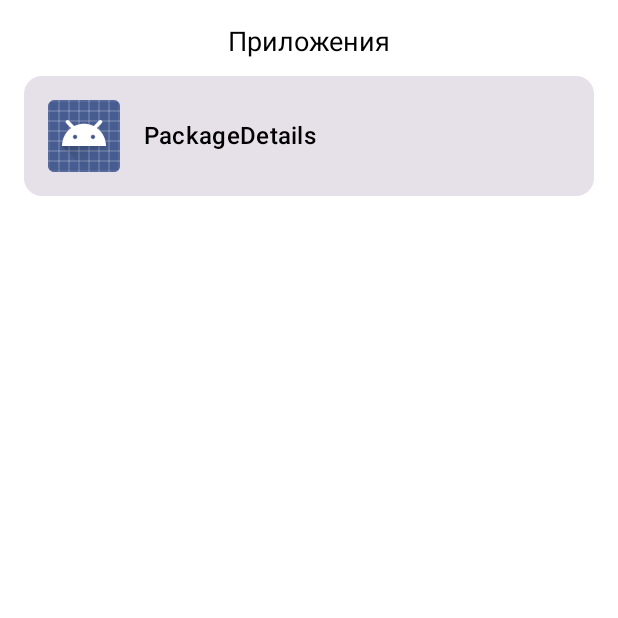
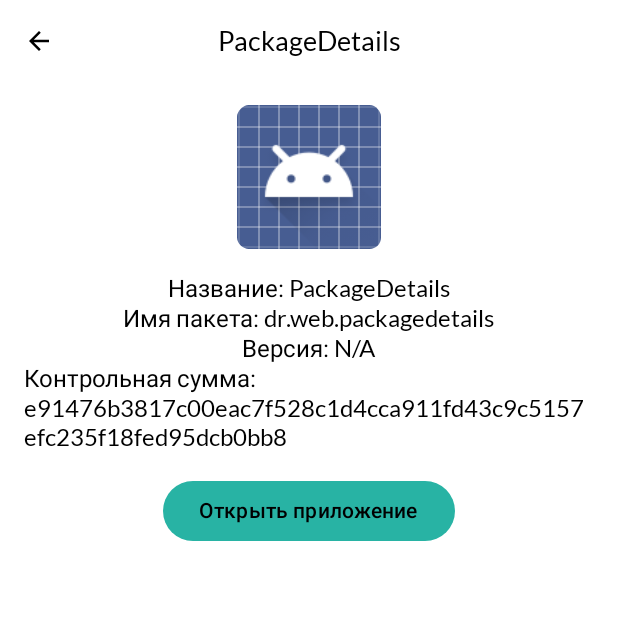
Before and after one commit to Pe4enKaa/package-details, an Android app built with Jetpack Compose: the screen it shows after launch (MainActivity), after a tap on "PackageDetails", on a phone screen of 412 x 824 dp, the top half of it. Run offline under Robolectric (Android 15) with nearby library versions, the phone set to English and light mode, and no system bars; our stand-ins replace Dagger/Hilt's generated code, accompanist.

Commit message:
feat(app_detail): Add app detail screen with package info

```diff
--- /dev/null
+++ b/app/src/main/java/dr/web/packagedetails/data/app_detail/AppDetailModule.kt
@@ -0,0 +1,21 @@
+package dr.web.packagedetails.data.app_detail
+
+import android.content.Context
+import dagger.Module
+import dagger.Provides
+import dagger.hilt.InstallIn
+import dagger.hilt.android.qualifiers.ApplicationContext
+import dagger.hilt.components.SingletonComponent
+import dr.web.packagedetails.data.app_detail.repository.AppDetailRepositoryImpl
+import dr.web.packagedetails.domain.app_detail.repository.AppDetailRepository
+import javax.inject.Singleton
+
+@Module
+@InstallIn(SingletonComponent::class)
+class AppDetailModule {
+    @Singleton
+    @Provides
+    fun provideAppDetailRepository(
+        @ApplicationContext context: Context,
+    ): AppDetailRepository = AppDetailRepositoryImpl(context)
+}
--- /dev/null
+++ b/app/src/main/java/dr/web/packagedetails/data/app_detail/repository/AppDetailRepositoryImpl.kt
@@ -0,0 +1,87 @@
+package dr.web.packagedetails.data.app_detail.repository
+
+import android.content.Context
+import android.content.pm.PackageManager
+import android.os.Build
+import dagger.hilt.android.qualifiers.ApplicationContext
+import dr.web.packagedetails.domain.app_detail.model.AppDetail
+import dr.web.packagedetails.domain.app_detail.repository.AppDetailRepository
+import dr.web.packagedetails.domain.common.core.DataState
+import dr.web.packagedetails.domain.common.core.ProgressBarState
+import dr.web.packagedetails.domain.common.utils.handleLocalException
+import kotlinx.coroutines.flow.Flow
+import kotlinx.coroutines.flow.flow
+import java.io.File
+import java.security.MessageDigest
+import javax.inject.Inject
+
+class AppDetailRepositoryImpl
+@Inject
+constructor(
+    @ApplicationContext private val context: Context,
+): AppDetailRepository{
+    override fun getAppDetailInfo(packageName: String): Flow<DataState<AppDetail>> =
+        flow {
+            emit(DataState.Loading(progressBarState = ProgressBarState.ScreenLoading))
+            try {
+                val packageManager = context.packageManager
+
+                val packageInfo = if (Build.VERSION.SDK_INT >= Build.VERSION_CODES.TIRAMISU) {
+                    packageManager.getPackageInfo(packageName, PackageManager.PackageInfoFlags.of(0L))
+                } else {
+                    @Suppress("DEPRECATION")
+                    packageManager.getPackageInfo(packageName, 0)
+                }
+
+                val appName = packageInfo.applicationInfo?.loadLabel(packageManager).toString()
+                val appIcon = packageInfo.applicationInfo?.loadIcon(packageManager)
+                val versionName = packageInfo.versionName ?: "N/A"
+                val sourceDir = packageInfo.applicationInfo?.sourceDir
+
+                val apkHash = sourceDir?.let { calculateApkHash(it) }
+
+                if (appIcon != null) {
+                    val appDetail = AppDetail(
+                        name = appName,
+                        icon = appIcon,
+                        packageName = packageName,
+                        versionName = versionName,
+                        apkHash = apkHash
+                    )
+                    emit(DataState.Data(appDetail))
+                } else {
+                    emit(handleLocalException(Exception(), "Не удалось загрузить иконку приложения"))
+                }
+
+            } catch (e: PackageManager.NameNotFoundException) {
+                emit(handleLocalException(e, "Приложение не найдено"))
+            } catch (e: Exception) {
+                emit(handleLocalException(e, "Ошибка при получении подробной информации"))
+            } finally {
+                emit(DataState.Loading(progressBarState = ProgressBarState.Idle))
+            }
+
+        }
+
+    private fun calculateApkHash(sourceDir: String): String {
+        val file = File(sourceDir)
+        if (!file.exists()) {
+            return "Файл не найден"
+        }
+
+        return try {
+            val digest = MessageDigest.getInstance("SHA-256")
+            file.inputStream().use { inputStream ->
+                val buffer = ByteArray(DEFAULT_BUFFER_SIZE)
+                var bytesRead = inputStream.read(buffer)
+                while (bytesRead != -1) {
+                    digest.update(buffer, 0, bytesRead)
+                    bytesRead = inputStream.read(buffer)
+                }
+            }
+            digest.digest().joinToString("") { "%02x".format(it) }
+        } catch (e: Exception) {
+            "Ошибка вычисления хеша"
+        }
+    }
+}
--- /dev/null
+++ b/app/src/main/java/dr/web/packagedetails/domain/app_detail/model/AppDetail.kt
@@ -0,0 +1,11 @@
+package dr.web.packagedetails.domain.app_detail.model
+
+import android.graphics.drawable.Drawable
+
+data class AppDetail(
+    val name: String,
+    val icon: Drawable,
+    val packageName: String,
+    val versionName: String,
+    val apkHash: String? = null
+)
--- /dev/null
+++ b/app/src/main/java/dr/web/packagedetails/domain/app_detail/repository/AppDetailRepository.kt
@@ -0,0 +1,10 @@
+package dr.web.packagedetails.domain.app_detail.repository
+
+import dr.web.packagedetails.domain.app_detail.model.AppDetail
+import dr.web.packagedetails.domain.common.core.DataState
+import kotlinx.coroutines.flow.Flow
+
+interface AppDetailRepository {
+
+    fun getAppDetailInfo(packageName: String): Flow<DataState<AppDetail>>
+}
--- /dev/null
+++ b/app/src/main/java/dr/web/packagedetails/domain/app_detail/use_case/GetAppDetailInfoUseCase.kt
@@ -0,0 +1,10 @@
+package dr.web.packagedetails.domain.app_detail.use_case
+
+import dr.web.packagedetails.domain.app_detail.repository.AppDetailRepository
+import javax.inject.Inject
+
+class GetAppDetailInfoUseCase
+@Inject
+constructor(private val repository: AppDetailRepository) {
+    operator fun invoke(packageName: String) = repository.getAppDetailInfo(packageName)
+}
--- a/app/src/main/java/dr/web/packagedetails/presentation/PackageDetailsApplication.kt
+++ b/app/src/main/java/dr/web/packagedetails/presentation/PackageDetailsApplication.kt
@@ -5,4 +5,9 @@ import dagger.hilt.android.HiltAndroidApp
 
 @HiltAndroidApp
 class PackageDetailsApplication: Application() {
+    // Вместо QUERY_ALL_PACKAGES используем <queries>, чтобы:
+    // 1. Повысить безопасность и приватность, ограничивая видимость других приложений.
+    // 2. Соответствовать требованиям Google Play (API 30+).
+    // 3. Улучшить производительность, так как система предоставляет только нужные Intent-ы.
+    // Это рекомендуемый и более современный подход.
 }
--- a/app/src/main/java/dr/web/packagedetails/presentation/ui/compose/custom_components/AppCard.kt
+++ b/app/src/main/java/dr/web/packagedetails/presentation/ui/compose/custom_components/AppCard.kt
@@ -24,7 +24,7 @@ fun AppCard(app: AppInfo, onAppClick: (String) -> Unit) {
         modifier = Modifier
             .fillMaxWidth()
             .padding(horizontal = 16.dp, vertical = 8.dp)
-            .clickable { onAppClick(app.name) }
+            .clickable { onAppClick(app.packageName) }
     ) {
         Row(
             modifier = Modifier
--- a/app/src/main/java/dr/web/packagedetails/presentation/ui/compose/custom_components/DefaultScreenUI.kt
+++ b/app/src/main/java/dr/web/packagedetails/presentation/ui/compose/custom_components/DefaultScreenUI.kt
@@ -2,10 +2,8 @@ package dr.web.packagedetails.presentation.ui.compose.custom_components
 
 import android.util.Log
 import androidx.compose.foundation.background
-import androidx.compose.foundation.layout.Arrangement
 import androidx.compose.foundation.layout.Box
 import androidx.compose.foundation.layout.PaddingValues
-import androidx.compose.foundation.layout.Row
 import androidx.compose.foundation.layout.fillMaxSize
 import androidx.compose.foundation.layout.fillMaxWidth
 import androidx.compose.foundation.layout.padding
@@ -20,10 +18,12 @@ import androidx.compose.runtime.remember
 import androidx.compose.ui.Alignment
 import androidx.compose.ui.Modifier
 import androidx.compose.ui.graphics.Color
+import androidx.compose.ui.graphics.vector.ImageVector
+import androidx.compose.ui.text.style.TextAlign
 import androidx.compose.ui.text.style.TextOverflow
 import androidx.compose.ui.unit.dp
+import dr.web.packagedetails.domain.common.core.ProgressBarState
 import dr.web.packagedetails.domain.common.core.UIComponent
-import dr.web.packagedetails.domain.common.core.ProgressBarState
 import dr.web.packagedetails.domain.common.utils.getContrastTextColor
 import kotlinx.coroutines.flow.Flow
 import kotlinx.coroutines.flow.MutableSharedFlow
@@ -34,6 +34,8 @@ fun DefaultScreenUI(
     progressBarState: ProgressBarState = ProgressBarState.Idle,
     titleToolbar: String? = null,
     colorToolbar: Color? = null,
+    startIconToolbar: ImageVector? = null,
+    onClickStartIconToolbar: (() -> Unit) = {},
     content: @Composable (PaddingValues) -> Unit,
 ) {
 
@@ -42,26 +44,29 @@ fun DefaultScreenUI(
     Scaffold(
         topBar = {
             if (titleToolbar != null) {
-                Row(
+                Box(
                     modifier = Modifier
                         .fillMaxWidth()
-                        .padding(start = 16.dp, end = 16.dp, top = 16.dp, bottom = 4.dp),
-                    verticalAlignment = Alignment.CenterVertically,
-                    horizontalArrangement = Arrangement.Center,
+                        .padding(horizontal = 16.dp, vertical = 16.dp)
                 ) {
-                    Row(
-                        verticalAlignment = Alignment.CenterVertically,
-                    ) {
-                        Text(
-                            titleToolbar,
-                            style = MaterialTheme.typography.titleLarge,
-                            color = getContrastTextColor(
-                                colorToolbar ?: MaterialTheme.colorScheme.primary
-                            ),
-                            maxLines = 1,
-                            overflow = TextOverflow.Ellipsis
+                    if (startIconToolbar != null) {
+                        IconButton(
+                            imageVector = startIconToolbar,
+                            containerColor = Color.White,
+                            onClick = onClickStartIconToolbar,
+                            modifier = Modifier.align(Alignment.CenterStart)
                         )
                     }
+
+                    Text(
+                        text = titleToolbar,
+                        style = MaterialTheme.typography.titleLarge,
+                        color = getContrastTextColor(colorToolbar ?: MaterialTheme.colorScheme.primary),
+                        maxLines = 1,
+                        overflow = TextOverflow.Ellipsis,
+                        modifier = Modifier.align(Alignment.Center),
+                        textAlign = TextAlign.Center
+                    )
                 }
             }
         },
--- /dev/null
+++ b/app/src/main/java/dr/web/packagedetails/presentation/ui/compose/custom_components/IconButton.kt
@@ -0,0 +1,39 @@
+package dr.web.packagedetails.presentation.ui.compose.custom_components
+
+import androidx.compose.foundation.layout.Box
+import androidx.compose.foundation.layout.fillMaxSize
+import androidx.compose.foundation.layout.size
+import androidx.compose.material3.Card
+import androidx.compose.material3.CardDefaults
+import androidx.compose.material3.Icon
+import androidx.compose.runtime.Composable
+import androidx.compose.ui.Alignment
+import androidx.compose.ui.Modifier
+import androidx.compose.ui.graphics.vector.ImageVector
+import androidx.compose.ui.unit.dp
+import dr.web.packagedetails.domain.common.utils.getContrastTextColor
+import dr.web.packagedetails.presentation.ui.theme.CustomCardColorsTheme
+
+@Composable
+fun IconButton(
+    modifier : Modifier = Modifier,
+    imageVector: ImageVector,
+    containerColor: androidx.compose.ui.graphics.Color,
+    onClick: () -> Unit
+) {
+    Card(
+        modifier = modifier.size(20.dp),
+        colors = CustomCardColorsTheme(containerColor, getContrastTextColor(containerColor)),
+        elevation = CardDefaults.cardElevation(0.dp),
+        onClick = {
+            onClick()
+        }
+    ) {
+        Box(
+            modifier = Modifier.fillMaxSize(),
+            contentAlignment = Alignment.Center
+        ) {
+            Icon(imageVector, null)
+        }
+    }
+}
--- /dev/null
+++ b/app/src/main/java/dr/web/packagedetails/presentation/ui/compose/main/app_detail/AppDetailNav.kt
@@ -0,0 +1,39 @@
+package dr.web.packagedetails.presentation.ui.compose.main.app_detail
+
+import androidx.compose.foundation.layout.fillMaxSize
+import androidx.compose.runtime.Composable
+import androidx.compose.runtime.LaunchedEffect
+import androidx.compose.ui.Modifier
+import androidx.hilt.navigation.compose.hiltViewModel
+import androidx.navigation.compose.NavHost
+import androidx.navigation.compose.composable
+import androidx.navigation.compose.rememberNavController
+import dr.web.packagedetails.presentation.ui.compose.main.app_detail.view_model.AppDetailEvent
+import dr.web.packagedetails.presentation.ui.compose.main.app_detail.view_model.AppDetailViewModel
+import dr.web.packagedetails.presentation.ui.navigation.AppDetailNavigation
+
+@Composable
+fun AppDetailNav(
+    packageName: String,
+    popUp: () -> Unit
+) {
+    val navigator = rememberNavController()
+    NavHost(
+        startDestination = AppDetailNavigation.AppDetail,
+        navController = navigator,
+        modifier = Modifier.fillMaxSize(),
+    ) {
+        composable<AppDetailNavigation.AppDetail> {
+            val viewModel: AppDetailViewModel = hiltViewModel()
+            LaunchedEffect(Unit) {
+                viewModel.onTriggerEvent(AppDetailEvent.GetDetailAppInfo(packageName))
+            }
+            AppDetailScreen(
+                state = viewModel.state.value,
+                events = viewModel::onTriggerEvent,
+                errors = viewModel.errors,
+                popUp = popUp
+            )
+        }
+    }
+}
--- /dev/null
+++ b/app/src/main/java/dr/web/packagedetails/presentation/ui/compose/main/app_detail/AppDetailScreen.kt
@@ -0,0 +1,82 @@
+package dr.web.packagedetails.presentation.ui.compose.main.app_detail
+
+import androidx.compose.foundation.Image
+import androidx.compose.foundation.layout.*
+import androidx.compose.material.icons.Icons
+import androidx.compose.material.icons.automirrored.filled.ArrowBack
+import androidx.compose.material3.Button
+import androidx.compose.material3.Text
+import androidx.compose.runtime.Composable
+import androidx.compose.runtime.LaunchedEffect
+import androidx.compose.runtime.remember
+import androidx.compose.ui.Alignment
+import androidx.compose.ui.Modifier
+import androidx.compose.ui.platform.LocalContext
+import androidx.compose.ui.unit.dp
+import coil.compose.AsyncImage
+import dr.web.packagedetails.domain.common.core.ProgressBarState
+import dr.web.packagedetails.domain.common.core.UIComponent
+import dr.web.packagedetails.presentation.ui.compose.custom_components.DefaultScreenUI
+import dr.web.packagedetails.presentation.ui.compose.main.app_detail.view_model.AppDetailEvent
+import dr.web.packagedetails.presentation.ui.compose.main.app_detail.view_model.AppDetailState
+import kotlinx.coroutines.flow.Flow
+
+@Composable
+fun AppDetailScreen(
+    state: AppDetailState,
+    errors: Flow<UIComponent>,
+    events: (AppDetailEvent) -> Unit,
+    popUp: () -> Unit
+) {
+    val context = LocalContext.current
+    DefaultScreenUI(
+        errors = errors,
+        progressBarState = state.progressBarState,
+        titleToolbar = state.appDetail?.name ?: "Приложение",
+        startIconToolbar = Icons.AutoMirrored.Filled.ArrowBack,
+        onClickStartIconToolbar = {popUp()}
+    ) {
+        Box(
+            modifier = Modifier
+                .fillMaxSize()
+                ,
+            contentAlignment = Alignment.TopCenter,
+        ) {
+            if (state.progressBarState is ProgressBarState.Idle) {
+                state.appDetail?.let { app ->
+                    Column(
+                        horizontalAlignment = Alignment.CenterHorizontally,
+                        verticalArrangement = Arrangement.Center,
+                        modifier = Modifier
+                            .fillMaxWidth()
+                            .padding(16.dp)
+                    ) {
+                        AsyncImage(
+                            model = app.icon,
+                            contentDescription = "App Icon",
+                            modifier = Modifier.size(96.dp)
+                        )
+                        Spacer(modifier = Modifier.height(16.dp))
+                        Text(text = "Название: ${app.name}")
+                        Text(text = "Имя пакета: ${app.packageName}")
+                        Text(text = "Версия: ${app.versionName}")
+                        Text(text = "Контрольная сумма: ${app.apkHash ?: "Недоступно"}")
+
+                        Spacer(modifier = Modifier.height(16.dp))
+
+                        Button(onClick = {
+                            val launchIntent = context.packageManager.getLaunchIntentForPackage(app.packageName)
+                            launchIntent?.let {
+                                context.startActivity(it)
+                            }
+                        }) {
+                            Text("Открыть приложение")
+                        }
+                    }
+                } ?: run {
+                    Text("Приложение не найдено.")
+                }
+            }
+        }
+    }
+}
--- /dev/null
+++ b/app/src/main/java/dr/web/packagedetails/presentation/ui/compose/main/app_detail/view_model/AppDetailEvent.kt
@@ -0,0 +1,9 @@
+package dr.web.packagedetails.presentation.ui.compose.main.app_detail.view_model
+
+import dr.web.packagedetails.domain.common.core.ViewEvent
+
+sealed class AppDetailEvent: ViewEvent {
+    data class GetDetailAppInfo(
+        val value: String
+    ): AppDetailEvent()
+}
--- /dev/null
+++ b/app/src/main/java/dr/web/packagedetails/presentation/ui/compose/main/app_detail/view_model/AppDetailState.kt
@@ -0,0 +1,10 @@
+package dr.web.packagedetails.presentation.ui.compose.main.app_detail.view_model
+
+import dr.web.packagedetails.domain.app_detail.model.AppDetail
+import dr.web.packagedetails.domain.common.core.ProgressBarState
+import dr.web.packagedetails.domain.common.core.ViewState
+
+data class AppDetailState(
+    val appDetail: AppDetail? = null,
+    val progressBarState: ProgressBarState = ProgressBarState.Idle,
+): ViewState
--- /dev/null
+++ b/app/src/main/java/dr/web/packagedetails/presentation/ui/compose/main/app_detail/view_model/AppDetailViewModel.kt
@@ -0,0 +1,54 @@
+package dr.web.packagedetails.presentation.ui.compose.main.app_detail.view_model
+
+import androidx.lifecycle.viewModelScope
+import dagger.hilt.android.lifecycle.HiltViewModel
+import dr.web.packagedetails.domain.app_detail.model.AppDetail
+import dr.web.packagedetails.domain.app_detail.use_case.GetAppDetailInfoUseCase
+import dr.web.packagedetails.domain.common.core.BaseViewModel
+import dr.web.packagedetails.domain.common.core.DataState
+import kotlinx.coroutines.flow.launchIn
+import kotlinx.coroutines.flow.onEach
+import javax.inject.Inject
+
+@HiltViewModel
+class AppDetailViewModel
+@Inject
+constructor(
+    private val getAppDetailInfoUseCase: GetAppDetailInfoUseCase
+): BaseViewModel<AppDetailEvent, AppDetailState, Nothing>(){
+    override fun setInitialState(): AppDetailState = AppDetailState()
+
+    override fun onTriggerEvent(event: AppDetailEvent) {
+        when(event) {
+            is AppDetailEvent.GetDetailAppInfo -> getDetailAppInfo(event.value)
+        }
+    }
+
+    private fun getDetailAppInfo(packageName: String) {
+        getAppDetailInfoUseCase(packageName)
+            .onEach { dataState ->
+                when (dataState) {
+                    is DataState.Response -> {
+                        setError {
+                            dataState.uiComponent
+                        }
+                    }
+
+                    is DataState.Data -> {
+                        dataState.data?.let {
+                            setState {
+                                copy(appDetail = it)
+                            }
+                        }
+                    }
+
+                    is DataState.Loading -> {
+                        setState {
+                            copy(progressBarState = dataState.progressBarState)
+                        }
+                    }
+
+                }
+            }.launchIn(viewModelScope)
+    }
+}
--- a/app/src/main/java/dr/web/packagedetails/presentation/ui/compose/main/app_list/AppListNav.kt
+++ b/app/src/main/java/dr/web/packagedetails/presentation/ui/compose/main/app_list/AppListNav.kt
@@ -8,6 +8,8 @@ import androidx.hilt.navigation.compose.hiltViewModel
 import androidx.navigation.compose.NavHost
 import androidx.navigation.compose.composable
 import androidx.navigation.compose.rememberNavController
+import androidx.navigation.toRoute
+import dr.web.packagedetails.presentation.ui.compose.main.app_detail.AppDetailNav
 import dr.web.packagedetails.presentation.ui.compose.main.app_list.view_model.AppListEvent
 import dr.web.packagedetails.presentation.ui.compose.main.app_list.view_model.AppListViewModel
 import dr.web.packagedetails.presentation.ui.navigation.AppListNavigation
@@ -29,7 +31,16 @@ fun AppListNav() {
                 state = viewModel.state.value,
                 events = viewModel::onTriggerEvent,
                 errors = viewModel.errors,
+                navigateToDetail = { packageName ->
+                    navigator.navigate(AppListNavigation.AppDetail(packageName))
+                }
             )
+        }
+        composable<AppListNavigation.AppDetail> { backStackEntry ->
+            val argument = backStackEntry.toRoute<AppListNavigation.AppDetail>()
+            AppDetailNav(argument.packageName) {
+                navigator.popBackStack()
+            }
         }
     }
 }
--- a/app/src/main/java/dr/web/packagedetails/presentation/ui/compose/main/app_list/AppListScreen.kt
+++ b/app/src/main/java/dr/web/packagedetails/presentation/ui/compose/main/app_list/AppListScreen.kt
@@ -21,6 +21,7 @@ fun AppListScreen(
     state: AppListState,
     errors: Flow<UIComponent>,
     events: (AppListEvent) -> Unit,
+    navigateToDetail: (String) -> Unit,
 ) {
     DefaultScreenUI(
         errors = errors,
@@ -37,7 +38,7 @@ fun AppListScreen(
                         it.packageName
                     }) { app ->
                         AppCard(app = app, onAppClick = {
-
+                            navigateToDetail(it)
                         })
                     }
                 }
--- /dev/null
+++ b/app/src/main/java/dr/web/packagedetails/presentation/ui/navigation/AppDetailNavigation.kt
@@ -0,0 +1,9 @@
+package dr.web.packagedetails.presentation.ui.navigation
+
+import kotlinx.serialization.Serializable
+
+@Serializable
+sealed interface AppDetailNavigation {
+    @Serializable
+    data object AppDetail : AppDetailNavigation
+}
--- a/app/src/main/java/dr/web/packagedetails/presentation/ui/navigation/AppListNavigation.kt
+++ b/app/src/main/java/dr/web/packagedetails/presentation/ui/navigation/AppListNavigation.kt
@@ -8,5 +8,5 @@ sealed interface AppListNavigation {
     data object AppList : AppListNavigation
 
     @Serializable
-    data object AppDetail : AppListNavigation
+    data class AppDetail(val packageName: String) : AppListNavigation
 }
```
Also changed, not shown: app/src/main/AndroidManifest.xml (+23 -5 lines).
